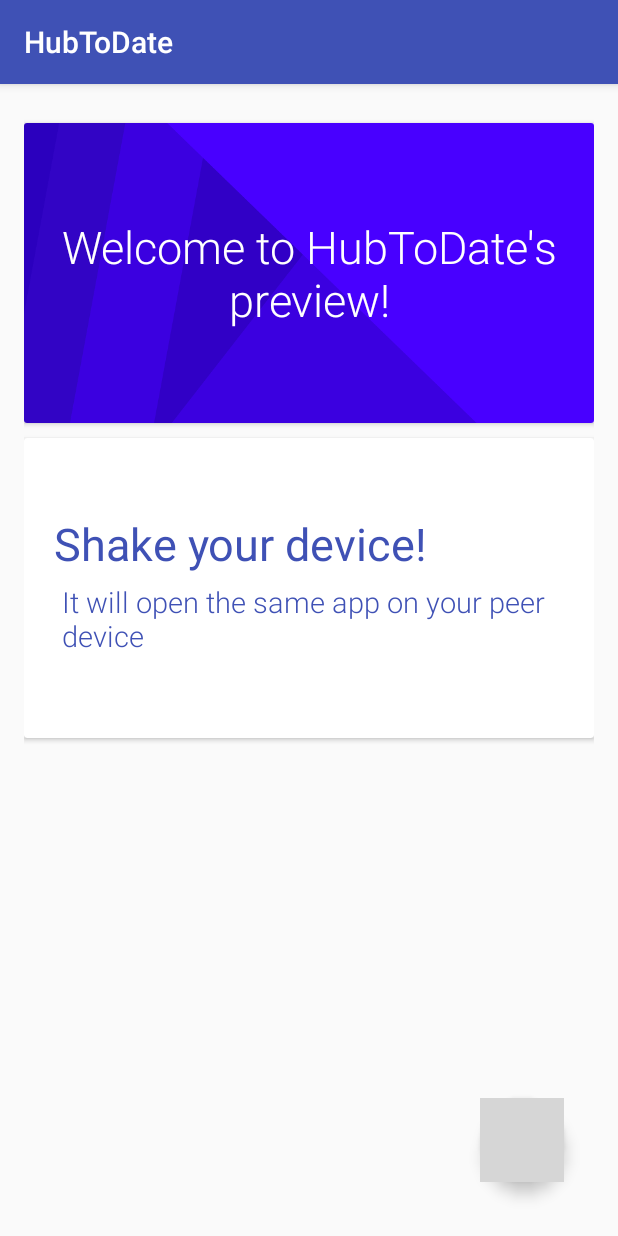
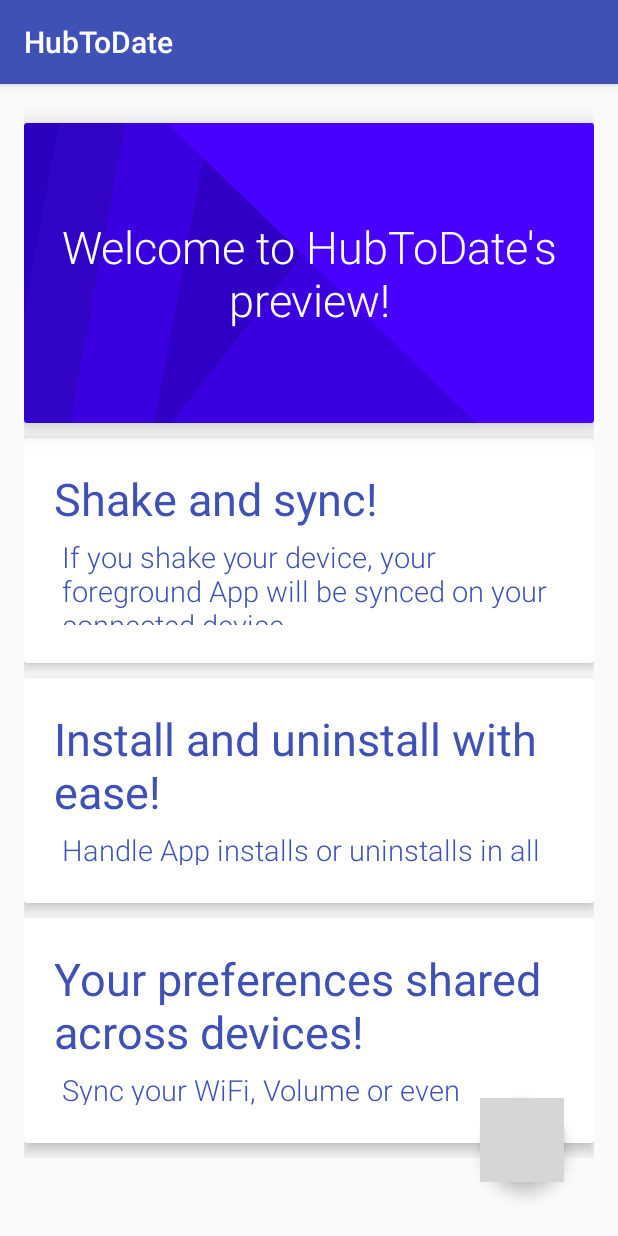
Before and after one commit to SferaDev/HubToDate, an Android app: the screen it shows after launch (MainActivity), on a phone screen of 412 x 824 dp. Run offline under Robolectric (Android 15) with nearby library versions, the phone set to English and light mode, and no system bars; libraries missing offline, so code that uses them is left out: com.shamanland.fab; plain views replace FloatingActionButton; 2 statements that could not run were skipped; grey boxes are pictures that could not be loaded.

Commit message:
This is Sparta!!

```diff
--- a/app/src/main/AndroidManifest.xml
+++ b/app/src/main/AndroidManifest.xml
@@ -67,6 +67,8 @@
             android:enabled="true"
             android:exported="true"
             android:process=":background"></service>
+
+        <activity android:name=".utils.MediaProjectionDemo"></activity>
     </application>
 
 </manifest>
--- a/app/src/main/java/com/sferadev/qpair/MainActivity.java
+++ b/app/src/main/java/com/sferadev/qpair/MainActivity.java
@@ -6,6 +6,7 @@ import android.os.Bundle;
 import android.view.View;
 
 import com.sferadev.qpair.service.ShakeService;
+import com.sferadev.qpair.utils.MediaProjectionDemo;
 import com.shamanland.fab.FloatingActionButton;
 
 import static com.sferadev.qpair.utils.Utils.createDialog;
@@ -27,6 +28,12 @@ public class MainActivity extends BaseActivity {
                     public void onClick(DialogInterface dialog, int which) {
                         openURL("https://plus.google.com/communities/102943838378590125127");
                     }
+                }, new DialogInterface.OnClickListener() {
+                    @Override
+                    public void onClick(DialogInterface dialog, int which) {
+                        Intent intent = new Intent(App.getContext(), MediaProjectionDemo.class);
+                        startActivity(intent);
+                    }
                 });
 
             }
--- a/app/src/main/res/layout/activity_main.xml
+++ b/app/src/main/res/layout/activity_main.xml
@@ -9,12 +9,17 @@
     android:paddingTop="@dimen/activity_vertical_margin"
     tools:context=".MainActivity">
 
+    <ScrollView android:layout_width="fill_parent" android:layout_height="fill_parent">
+        <RelativeLayout
+            android:layout_width="match_parent"
+            android:layout_height="match_parent">
     <android.support.v7.widget.CardView xmlns:card_view="http://schemas.android.com/apk/res-auto"
         android:id="@+id/card_view_1"
         android:layout_width="match_parent"
         android:layout_height="200dp"
         android:layout_gravity="center"
-        android:layout_marginTop="10dp">
+        android:layout_marginTop="10dp"
+        card_view:cardElevation="10dp">
 
         <LinearLayout
             android:layout_width="match_parent"
@@ -37,10 +42,11 @@
     <android.support.v7.widget.CardView xmlns:card_view="http://schemas.android.com/apk/res-auto"
         android:id="@+id/card_view_2"
         android:layout_width="match_parent"
-        android:layout_height="200dp"
+        android:layout_height="150dp"
         android:layout_gravity="center"
         android:layout_below="@id/card_view_1"
-        android:layout_marginTop="10dp">
+        android:layout_marginTop="10dp"
+        card_view:cardElevation="5dp">
 
         <LinearLayout
             android:layout_width="match_parent"
@@ -57,6 +63,7 @@
                 android:textColor="@color/colorPrimary"
                 android:gravity="left"
                 android:textSize="30sp"/>
+
             <TextView
                 android:id="@+id/info_text_3"
                 android:fontFamily="sans-serif-light"
@@ -71,6 +78,87 @@
 
     </android.support.v7.widget.CardView>
 
+    <android.support.v7.widget.CardView xmlns:card_view="http://schemas.android.com/apk/res-auto"
+        android:id="@+id/card_view_3"
+        android:layout_width="match_parent"
+        android:layout_height="150dp"
+        android:layout_gravity="center"
+        android:layout_below="@id/card_view_2"
+        android:layout_marginTop="10dp"
+        card_view:cardElevation="5dp">
+
+        <LinearLayout
+            android:layout_width="match_parent"
+            android:layout_height="match_parent"
+            android:orientation="vertical"
+            android:layout_margin="20dp"
+            android:gravity="center">
+            <TextView
+                android:id="@+id/info_text_4"
+                android:fontFamily="sans-serif"
+                android:layout_width="match_parent"
+                android:layout_height="wrap_content"
+                android:text="@string/app_sync"
+                android:textColor="@color/colorPrimary"
+                android:gravity="left"
+                android:textSize="30sp"/>
+
+            <TextView
+                android:id="@+id/info_text_5"
+                android:fontFamily="sans-serif-light"
+                android:layout_width="match_parent"
+                android:layout_height="wrap_content"
+                android:text="@string/app_sync_2"
+                android:textColor="@color/colorPrimary"
+                android:gravity="left"
+                android:layout_margin="5dp"
+                android:textSize="19sp"/>
+        </LinearLayout>
+
+    </android.support.v7.widget.CardView>
+
+    <android.support.v7.widget.CardView xmlns:card_view="http://schemas.android.com/apk/res-auto"
+        android:id="@+id/card_view_4"
+        android:layout_width="match_parent"
+        android:layout_height="150dp"
+        android:layout_gravity="center"
+        android:layout_below="@id/card_view_3"
+        android:layout_marginTop="10dp"
+        android:layout_marginBottom="10dp"
+        card_view:cardElevation="5dp">
+
+        <LinearLayout
+            android:layout_width="match_parent"
+            android:layout_height="match_parent"
+            android:orientation="vertical"
+            android:layout_margin="20dp"
+            android:gravity="center">
+            <TextView
+                android:id="@+id/info_text_6"
+                android:fontFamily="sans-serif"
+                android:layout_width="match_parent"
+                android:layout_height="wrap_content"
+                android:text="@string/wifi_etc"
+                android:textColor="@color/colorPrimary"
+                android:gravity="left"
+                android:textSize="30sp"/>
+
+            <TextView
+                android:id="@+id/info_text_7"
+                android:fontFamily="sans-serif-light"
+                android:layout_width="match_parent"
+                android:layout_height="wrap_content"
+                android:text="@string/wifi_etc_2"
+                android:textColor="@color/colorPrimary"
+                android:gravity="left"
+                android:layout_margin="5dp"
+                android:textSize="19sp"/>
+        </LinearLayout>
+
+    </android.support.v7.widget.CardView>
+        </RelativeLayout>
+    </ScrollView>
+
     <com.shamanland.fab.FloatingActionButton
         android:id="@+id/fab"
         android:layout_width="wrap_content"
--- a/app/src/main/res/values/strings.xml
+++ b/app/src/main/res/values/strings.xml
@@ -3,8 +3,12 @@
 
     <string name="app_name">HubToDate</string>
     <string name="hello_world">Welcome to HubToDate\'s preview!</string>
-    <string name="shake_it">Shake your device!</string>
-    <string name="shake_it_2">It will open the same app on your peer device</string>
+    <string name="shake_it">Shake and sync!</string>
+    <string name="shake_it_2">If you shake your device, your foreground App will be synced on your connected device</string>
+    <string name="app_sync">Install and uninstall with ease!</string>
+    <string name="app_sync_2">Handle App installs or uninstalls in all your devices at once</string>
+    <string name="wifi_etc">Your preferences shared across devices!</string>
+    <string name="wifi_etc_2">Sync your WiFi, Volume or even InputMethod preferences with your peer device</string>
     <string name="action_settings">Settings</string>
 
 </resources>
```
Also changed, not shown: app/src/main/java/com/sferadev/qpair/receiver/AdvancedReceiver.java (+11 -5 lines), app/src/main/java/com/sferadev/qpair/utils/MediaProjectionDemo.java (added, +231 -0 lines), app/src/main/java/com/sferadev/qpair/utils/Utils.java (+11 -2 lines), app/src/main/res/layout/media_projection.xml (added, +45 -0 lines), app/src/main/web_hi_res_512.png (added).
